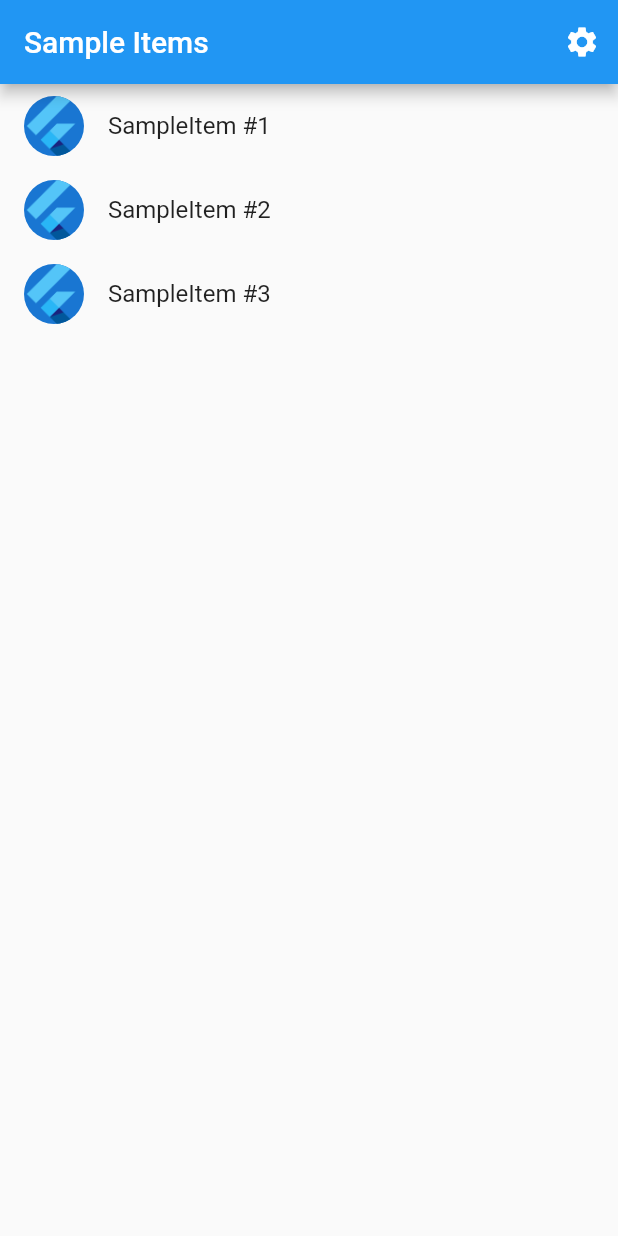
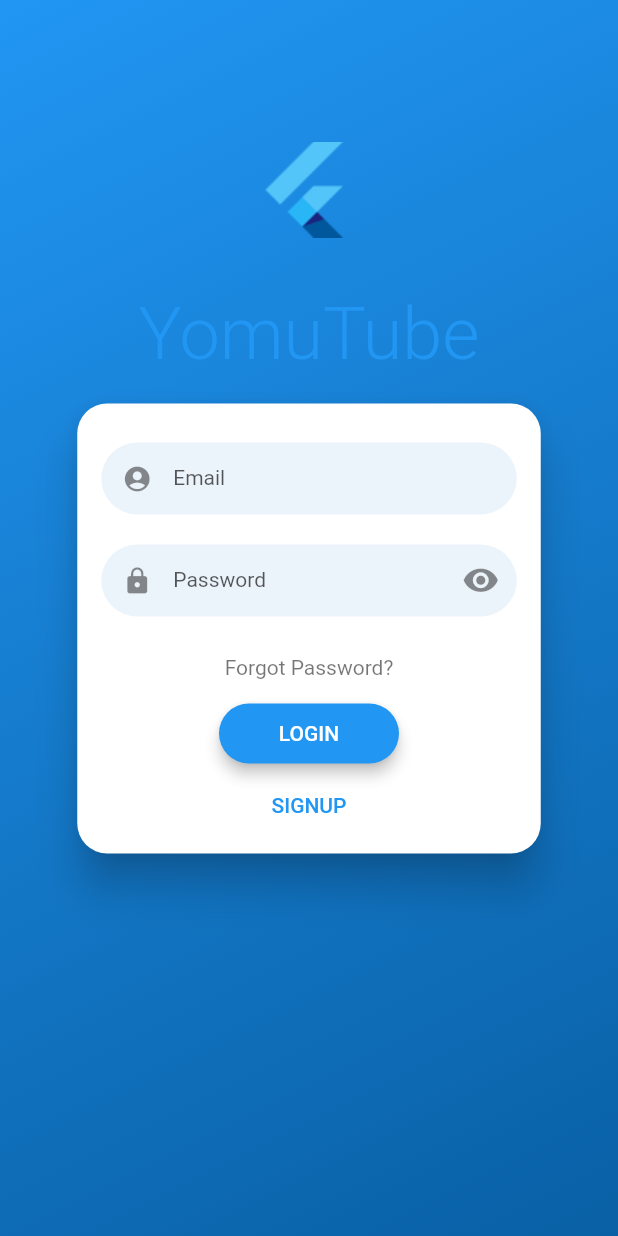
Before and after one commit to shin-sforzando/yomutube, a Flutter app: the screen it shows after launch, on a phone screen of 412 x 824 dp. Run offline on Flutter 3.47's test engine with Material 2 defaults, Android fonts, the phone set to English and light mode, and no system bars; drawn by our look-alikes of flutter_login; our stand-ins replace cloud_firestore, firebase_auth, firebase_core; accounts and stored records are empty; generated files the repository leaves out were written again; statements that could not run were skipped.

Commit message:
feat: :+1: add flutter_login

```diff
--- a/lib/src/app.dart
+++ b/lib/src/app.dart
@@ -10,6 +10,7 @@ import 'package:yomutube/src/sample_feature/sample_item_details_view.dart';
 import 'package:yomutube/src/sample_feature/sample_item_list_view.dart';
 import 'package:yomutube/src/settings/settings_controller.dart';
 import 'package:yomutube/src/settings/settings_view.dart';
+import 'package:yomutube/src/view/login_view.dart';
 
 /// The Widget that configures your application.
 class MyApp extends StatelessWidget {
@@ -77,7 +78,7 @@ class MyApp extends StatelessWidget {
                     return const SampleItemDetailsView();
                   case SampleItemListView.routeName:
                   default:
-                    return const SampleItemListView();
+                    return const LoginView();
                 }
               },
             );
--- /dev/null
+++ b/lib/src/view/login_view.dart
@@ -0,0 +1,62 @@
+// Flutter imports:
+import 'package:flutter/material.dart';
+
+// Package imports:
+import 'package:flutter_login/flutter_login.dart';
+
+// Project imports:
+import 'package:yomutube/src/sample_feature/sample_item_list_view.dart';
+
+const users = {
+  'bob@example.com': 'bob123',
+  'alice@example.com': 'alice123',
+};
+
+class LoginView extends StatelessWidget {
+  const LoginView({super.key});
+
+  Duration get dummyWait => const Duration(milliseconds: 1500);
+
+  Future<String?> _authUser(LoginData data) {
+    debugPrint('Login => Name: ${data.name}, Password: ${data.password}');
+    return Future.delayed(dummyWait).then((_) {
+      if (!users.containsKey(data.name)) {
+        return 'Username not exists';
+      }
+      if (users[data.name] != data.password) {
+        return 'Password does not match';
+      }
+      return null;
+    });
+  }
+
+  Future<String?> _signupUser(SignupData data) {
+    debugPrint('Signup => Name: ${data.name}, Password: ${data.password}');
+    return Future.delayed(dummyWait).then((_) => null);
+  }
+
+  Future<String?> _recoverPassword(String name) {
+    debugPrint('Name: $name');
+    return Future.delayed(dummyWait).then((_) {
+      if (!users.containsKey(name)) {
+        return 'Username not exists';
+      }
+      return null;
+    });
+  }
+
+  @override
+  Widget build(BuildContext context) {
+    return FlutterLogin(
+      title: 'YomuTube',
+      logo: 'assets/images/flutter_logo.png',
+      onLogin: _authUser,
+      onSignup: _signupUser,
+      onSubmitAnimationCompleted: () {
+        Navigator.of(context).pushReplacement(MaterialPageRoute(
+            builder: (context) => const SampleItemListView()));
+      },
+      onRecoverPassword: _recoverPassword,
+    );
+  }
+}
--- a/pubspec.yaml
+++ b/pubspec.yaml
@@ -17,6 +17,7 @@ dependencies:
     sdk: flutter
   flutter_localizations:
     sdk: flutter
+  flutter_login: ^4.2.1
 
 dev_dependencies:
   build_runner: ^2.4.6
```
Also changed, not shown: pubspec.lock.
